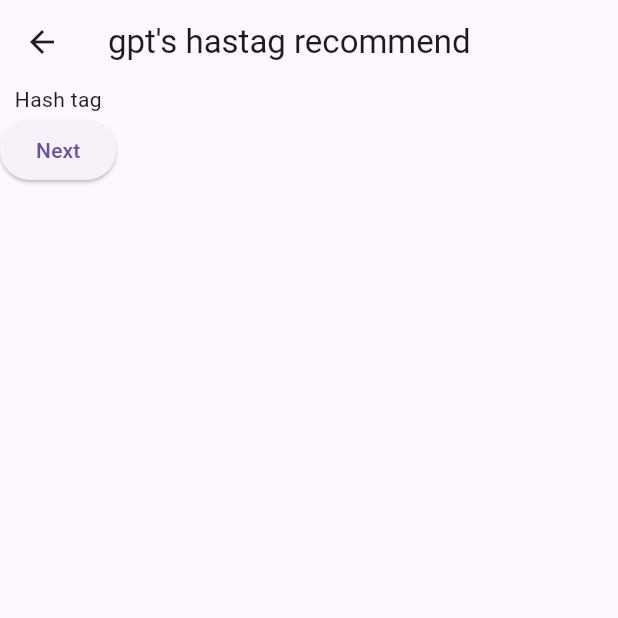
After one commit to consoleolog/recommend, a Flutter app: the screen it shows after launch, after a tap on "submit", on a phone screen of 412 x 824 dp, the top half of it. The commit adds this screen. Run offline on Flutter 3.47's test engine with Material 3 defaults, Android fonts, the phone set to English and light mode, and no system bars; our stand-ins replace dio, font_awesome_flutter; network calls fail.

Commit message:
screen setting

```diff
--- /dev/null
+++ b/lib/screens/hashtag.dart
@@ -0,0 +1,33 @@
+import 'package:flutter/cupertino.dart';
+import 'package:flutter/material.dart';
+import 'package:recommend/screens/result.dart';
+import 'package:recommend/widgets/navbar.dart';
+
+class Hashtag extends StatelessWidget {
+  const Hashtag({super.key});
+
+  @override
+  Widget build(BuildContext context) {
+    return Container(
+      child: Scaffold(
+        appBar: AppBar(
+          title: Text("gpt's hastag recommend"),
+        ),
+        body: Container(
+          child: Column(
+            children: [
+              SizedBox(
+                child: Text("Hash tag"),
+              ),
+              ElevatedButton(onPressed: (){
+                Navigator.push(context,
+                  CupertinoPageRoute(builder: (context)=>Result())
+                );
+                }, child: Text("Next")),
+            ],
+          ),
+        ),
+      ),
+    );
+  }
+}
--- a/lib/screens/setting.dart
+++ b/lib/screens/setting.dart
@@ -1,7 +1,10 @@
+import 'package:flutter/cupertino.dart';
 import 'package:flutter/material.dart';
 import 'package:font_awesome_flutter/font_awesome_flutter.dart';
 import 'package:http/http.dart' as http;
 import 'dart:convert';
+
+import 'package:recommend/screens/hashtag.dart';
 class Setting extends StatefulWidget {
   Setting({super.key});
 
@@ -80,7 +83,12 @@ class _SettingState extends State<Setting> {
                icon: FaIcon(FontAwesomeIcons.userGroup)
              ),
            ),
-           ElevatedButton(onPressed: ()=>sendData, child: Text("submit"),)
+           ElevatedButton(onPressed: (){
+             sendData();
+             Navigator.push(context,
+               CupertinoPageRoute(builder: (context)=>Hashtag())
+             );
+            }, child: Text("submit"),)
          ],
        ),
     );
--- a/lib/widgets/navbar.dart
+++ b/lib/widgets/navbar.dart
@@ -5,6 +5,8 @@ class Navbar extends StatelessWidget {
 
   @override
   Widget build(BuildContext context) {
-    return AppBar();
+    return AppBar(
+      title: Text("Gpt's Recommend"),
+    );
   }
 }
```
Also changed, not shown: lib/screens/result.dart (+6 -1 lines), lib/service/post-service.dart (+11 -2 lines).
